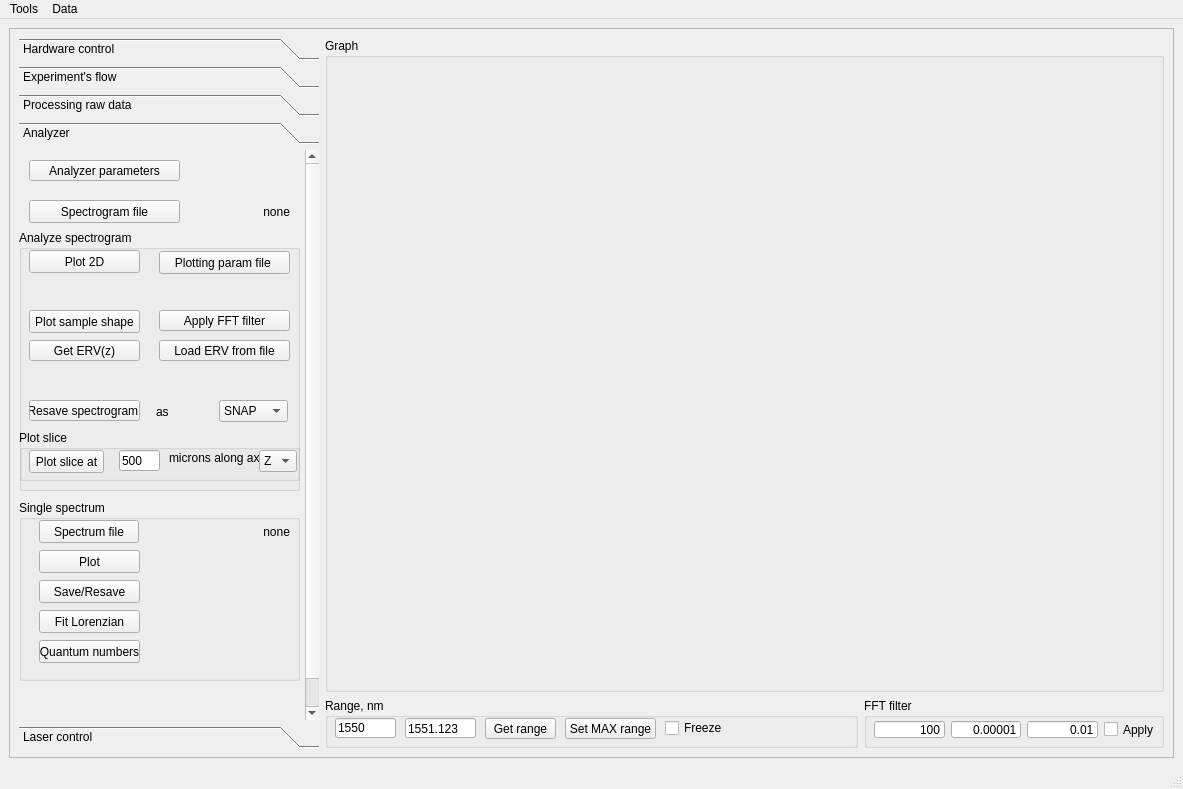
Old version of the form Windows/UIs/MainWindow.ui in the repository al509/ScanLoop.
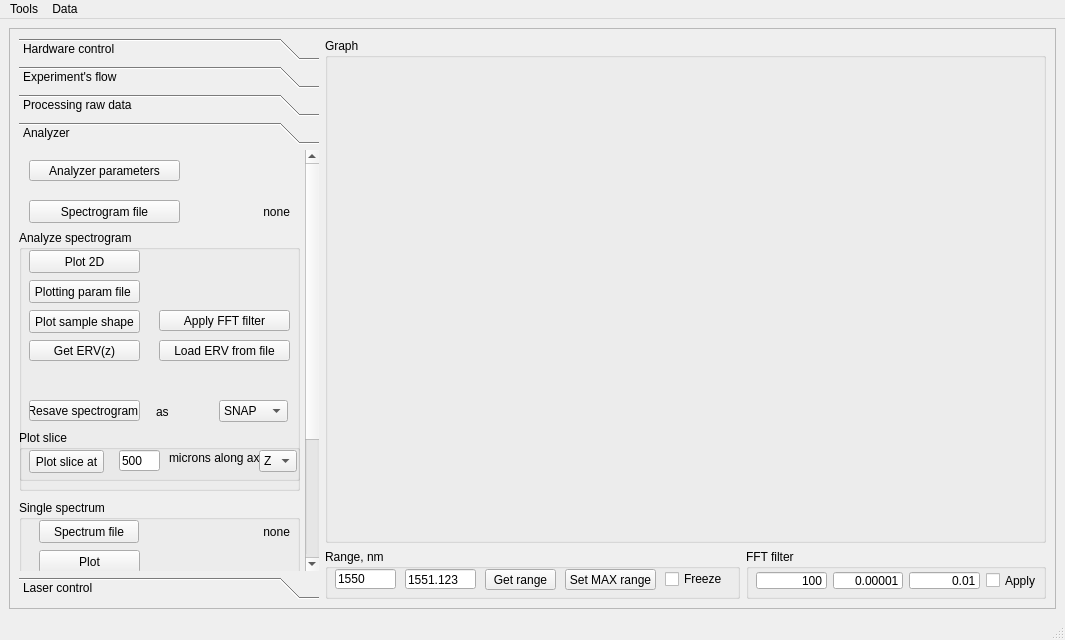
New version of the form. The open tabs and pages were chosen to show the change.

What changed in the file:
```diff
--- a/Windows/UIs/MainWindow.ui
+++ b/Windows/UIs/MainWindow.ui
@@ -6,8 +6,8 @@
    <rect>
     <x>0</x>
     <y>0</y>
-    <width>1183</width>
-    <height>789</height>
+    <width>1065</width>
+    <height>640</height>
    </rect>
   </property>
   <property name="minimumSize">
@@ -55,8 +55,8 @@
         <rect>
          <x>0</x>
          <y>0</y>
-         <width>1163</width>
-         <height>728</height>
+         <width>1045</width>
+         <height>579</height>
         </rect>
        </property>
        <layout class="QGridLayout" name="gridLayout_4">
@@ -1702,9 +1702,9 @@
             <widget class="QPushButton" name="pushButton_analyzer_choose_plotting_param_file">
              <property name="geometry">
               <rect>
-               <x>140</x>
-               <y>21</y>
-               <width>131</width>
+               <x>10</x>
+               <y>50</y>
+               <width>111</width>
                <height>23</height>
               </rect>
              </property>
@@ -2478,7 +2478,7 @@
     <rect>
      <x>0</x>
      <y>0</y>
-     <width>1183</width>
+     <width>1065</width>
      <height>21</height>
     </rect>
    </property>
```
Left out of the diff: 15 changed lines with no effect on the pictures.
